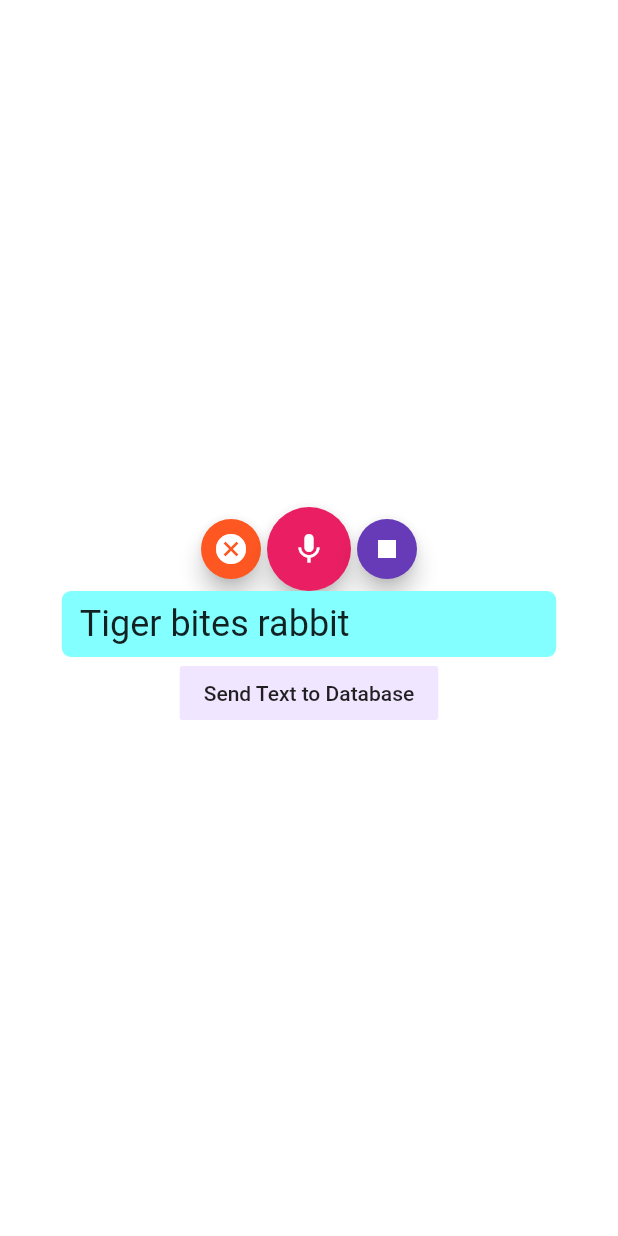
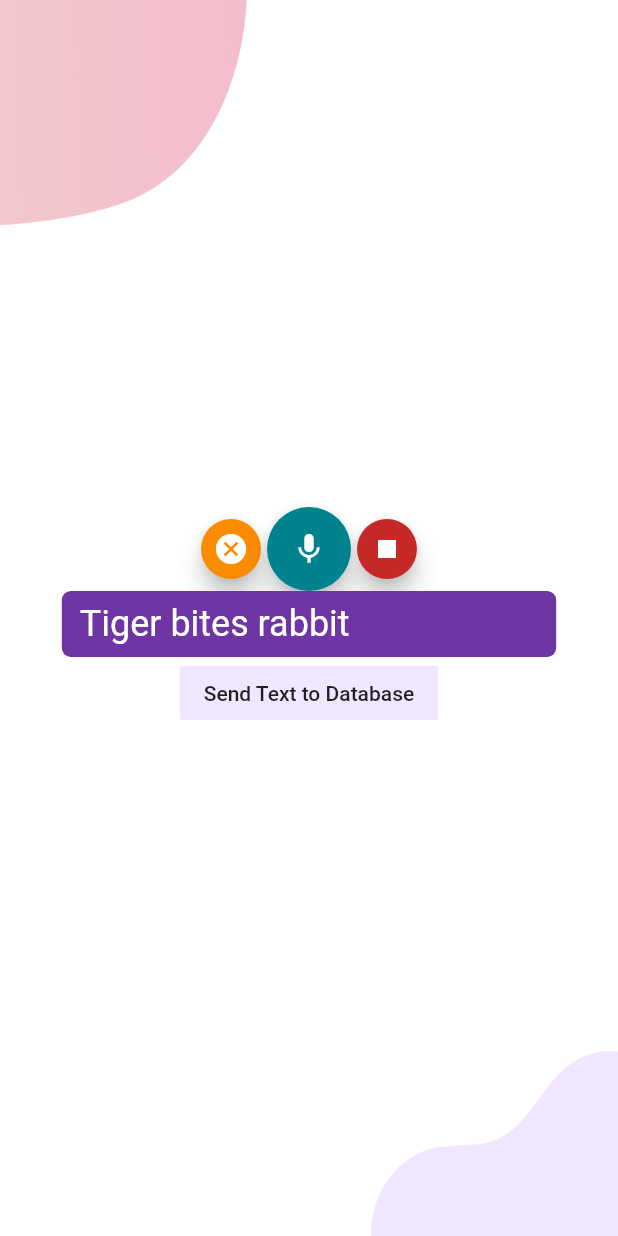
Before and after one commit to suriya-1403/speech2image-hack36, a Flutter app: the VoiceHome screen opened directly, on a phone screen of 412 x 824 dp. Run offline on Flutter 3.47's test engine with Material 2 defaults, Android fonts, the phone set to English and light mode, and no system bars; our stand-ins replace avatar_glow, firebase_auth, firebase_core, flutter_svg, speech_to_text, url_launcher_web; missing offline and left inert: cloud_firestore_web, firebase_analytics_web, firebase_auth_web, firebase_core_web, highlight_text, speech_recognition; accounts and stored records are empty; network calls fail.

```diff
--- a/Frontend-Process/lib/Screens/SpeechDect/speechreg.dart
+++ b/Frontend-Process/lib/Screens/SpeechDect/speechreg.dart
@@ -4,6 +4,8 @@ import 'package:speech2image/constants.dart';
 import 'package:speech_recognition/speech_recognition.dart';
 import 'package:http/http.dart' as http;
 import 'dart:convert';
+import 'package:flutter_svg/flutter_svg.dart';
+
 
 class MyAppA extends StatelessWidget {
   @override
@@ -66,9 +68,30 @@ class _VoiceHomeState extends State<VoiceHome> {
 
   @override
   Widget build(BuildContext context) {
+    Size size = MediaQuery.of(context).size;
     return Scaffold(
       body: Container(
-        child: Column(
+        height: size.height,
+        width: double.infinity,
+        child: Stack(
+          children: <Widget>[
+            Positioned(
+              top: 0,
+              left: 0,
+              child: Image.asset(
+                "asserts/images/signup_top.png",
+                width: size.width * 0.4,
+              )
+            ),
+          Positioned(
+              bottom: 0,
+              right: 0,
+              child: Image.asset(
+                "asserts/images/login_bottom.png",
+                width: size.width * 0.4,
+              )
+            ),
+            Column(
               mainAxisAlignment: MainAxisAlignment.center,
               crossAxisAlignment: CrossAxisAlignment.center,
               children: <Widget>[
@@ -78,7 +101,7 @@ class _VoiceHomeState extends State<VoiceHome> {
                     FloatingActionButton(
                       child: Icon(Icons.cancel),
                       mini: true,
-                  backgroundColor: Colors.deepOrange,
+                      backgroundColor: Colors.orange[600],
                       onPressed: () {
                         if (_isListening)
                           _speechRecognition.cancel().then(
@@ -97,12 +120,12 @@ class _VoiceHomeState extends State<VoiceHome> {
                               .listen(locale: "en_US")
                               .then((result) => print('$result'));
                       },
-                  backgroundColor: Colors.pink,
+                      backgroundColor: Colors.cyan[800],
                     ),
                     FloatingActionButton(
                       child: Icon(Icons.stop),
                       mini: true,
-                  backgroundColor: Colors.deepPurple,
+                      backgroundColor: Colors.red[800],
                       onPressed: () {
                         if (_isListening)
                           _speechRecognition.stop().then(
@@ -115,7 +138,7 @@ class _VoiceHomeState extends State<VoiceHome> {
                 Container(
                   width: MediaQuery.of(context).size.width * 0.8,
                   decoration: BoxDecoration(
-                color: Colors.cyanAccent[100],
+                    color: kPrimaryColor,
                     borderRadius: BorderRadius.circular(6.0),
                   ),
                   padding: EdgeInsets.symmetric(
@@ -124,7 +147,7 @@ class _VoiceHomeState extends State<VoiceHome> {
                   ),
                   child: Text(
                     resultText,
-                style: TextStyle(fontSize: 24.0),
+                    style: TextStyle(fontSize: 24.0,color: Colors.white),
                   ),
                 ),
                 Row(
@@ -153,6 +176,8 @@ class _VoiceHomeState extends State<VoiceHome> {
                 )
               ],
             ),
+          ],
+        ),
       ),
     );
   }
--- a/Frontend-Process/lib/constants.dart
+++ b/Frontend-Process/lib/constants.dart
@@ -1,4 +1,5 @@
 import 'package:flutter/material.dart';
 
 const kPrimaryColor = Color(0xFF6F35A5);
+// const aRedColor = Colors.red[800];
 const kPrimaryLightColor = Color(0xFFF1E6FF);
--- a/Frontend-Process/lib/main.dart
+++ b/Frontend-Process/lib/main.dart
@@ -21,6 +21,7 @@ class MyApp extends StatelessWidget {
         scaffoldBackgroundColor: Colors.white,
       ),
       home: WelcomeScreen(),
+
     );
   }
 }
--- a/Frontend-Process/pubspec.yaml
+++ b/Frontend-Process/pubspec.yaml
@@ -41,6 +41,7 @@ dependencies:
   url_launcher: ^6.0.3
   speech_recognition: ^0.3.0+1
   http: ^0.13.1
+  flutter_launcher_icons: ^0.8.1
 
 dev_dependencies:
   flutter_test:
@@ -69,7 +70,10 @@ flutter:
 
   # For details regarding adding assets from package dependencies, see
   # https://flutter.dev/assets-and-images/#from-packages
-
+flutter_icons:
+  android: "launcher_icon"
+  ios: true
+  image_path: "asserts/images/main_icon.png"
   # To add custom fonts to your application, add a fonts section here,
   # in this "flutter" section. Each entry in this list should have a
   # "family" key with the font family name, and a "fonts" key with a
```
Also changed, not shown: Frontend-Process/lib/Screens/Text2Image/Text2ImageScreen.dart (+60 -6 lines), Frontend-Process/lib/Screens/Welcome/components/body.dart (+8 -17 lines), Frontend-Process/asserts/images/main_icon.png (added), 55 other files. Lines whose indentation alone changed are shown as unchanged.
